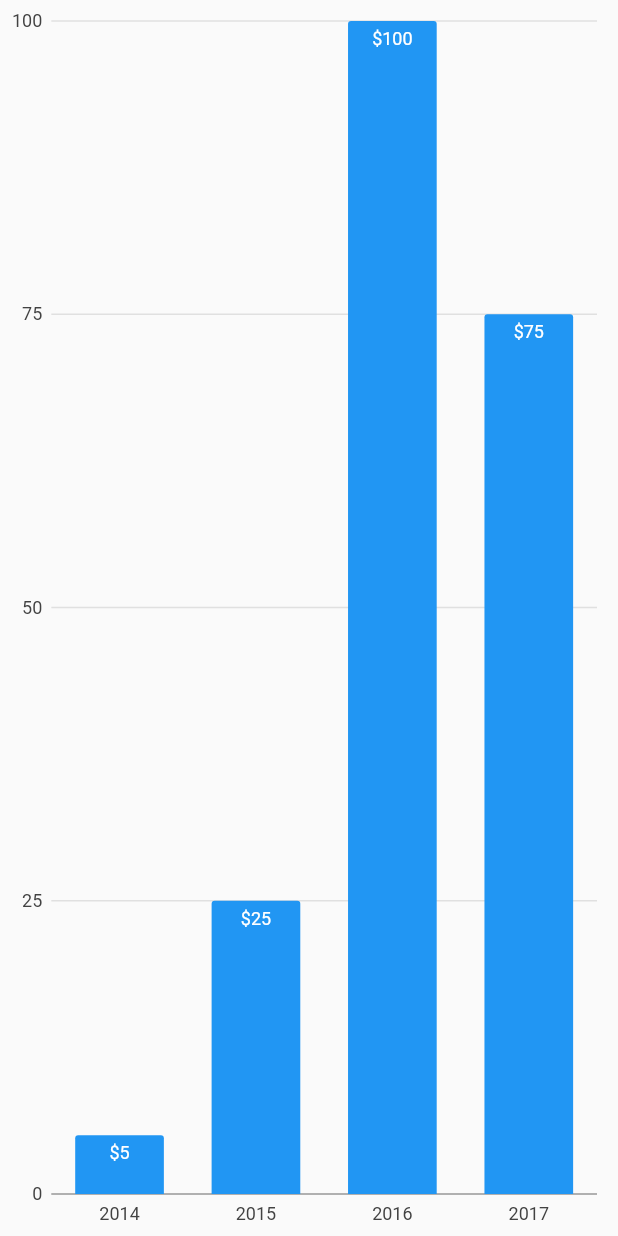
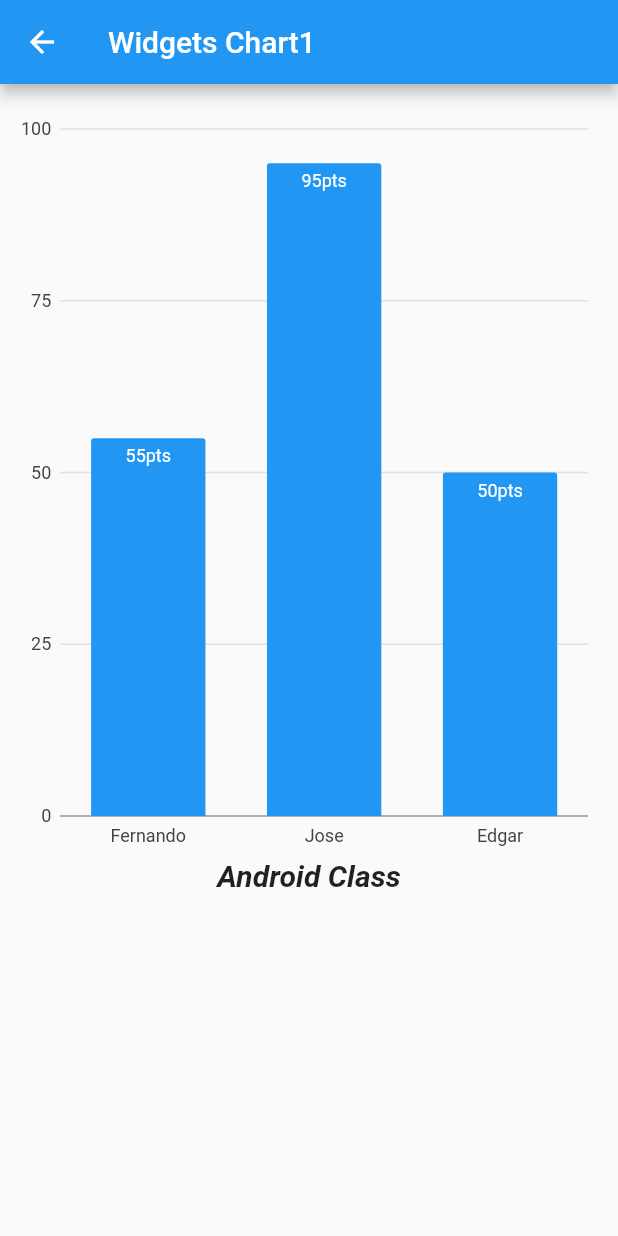
Before and after one commit to eddieware/charts_api, a Flutter app: the VerticalBarLabelChart screen opened directly, on a phone screen of 412 x 824 dp. Run offline on Flutter 3.47's test engine with Material 2 defaults, Android fonts, the phone set to English and light mode, and no system bars; our stand-ins replace charts_flutter.

```diff
--- a/lib/screens/chart_1.dart
+++ b/lib/screens/chart_1.dart
@@ -26,7 +26,20 @@ class VerticalBarLabelChart extends StatelessWidget {
   // [insideLabelStyleSpec] and [outsideLabelStyleSpec].
   @override
   Widget build(BuildContext context) {
-    return new charts.BarChart(
+    return Scaffold(
+      appBar: AppBar(title: Text('Widgets Chart1')),
+      body: Center(
+        child: Column(
+          children: <Widget>[
+            SizedBox(
+              height: 16,
+            ),
+            Container(
+              // padding: EdgeInsets.all(16),
+              //color: Colors.green,
+              height: 500,
+              width: 400,
+              child: charts.BarChart(
                 seriesList,
                 animate: animate,
                 // Set a bar label decorator.
@@ -36,16 +49,30 @@ class VerticalBarLabelChart extends StatelessWidget {
                 //          outsideLabelStyleSpec: new charts.TextStyleSpec(...)),
                 barRendererDecorator: new charts.BarLabelDecorator<String>(),
                 domainAxis: new charts.OrdinalAxisSpec(),
+              ),
+            ),
+            Container(
+              //color: Colors.amber,
+              child: Text(
+                'Android Class',
+                style: TextStyle(
+                    fontSize: 20,
+                    fontStyle: FontStyle.italic,
+                    fontWeight: FontWeight.bold),
+              ),
+            )
+          ],
+        ),
+      ),
     );
   }
 
   /// Create one series with sample hard coded data.
   static List<charts.Series<OrdinalSales, String>> _createSampleData() {
     final data = [
-      new OrdinalSales('2014', 5),
-      new OrdinalSales('2015', 25),
-      new OrdinalSales('2016', 100),
-      new OrdinalSales('2017', 75),
+      new OrdinalSales('Fernando', 55),
+      new OrdinalSales('Jose', 95),
+      new OrdinalSales('Edgar', 50),
     ];
 
     return [
@@ -56,7 +83,7 @@ class VerticalBarLabelChart extends StatelessWidget {
           data: data,
           // Set a label accessor to control the text of the bar label.
           labelAccessorFn: (OrdinalSales sales, _) =>
-              '\$${sales.sales.toString()}')
+              '${sales.sales.toString()}pts')
     ];
   }
 }
```
Lines whose indentation alone changed are shown as unchanged.
